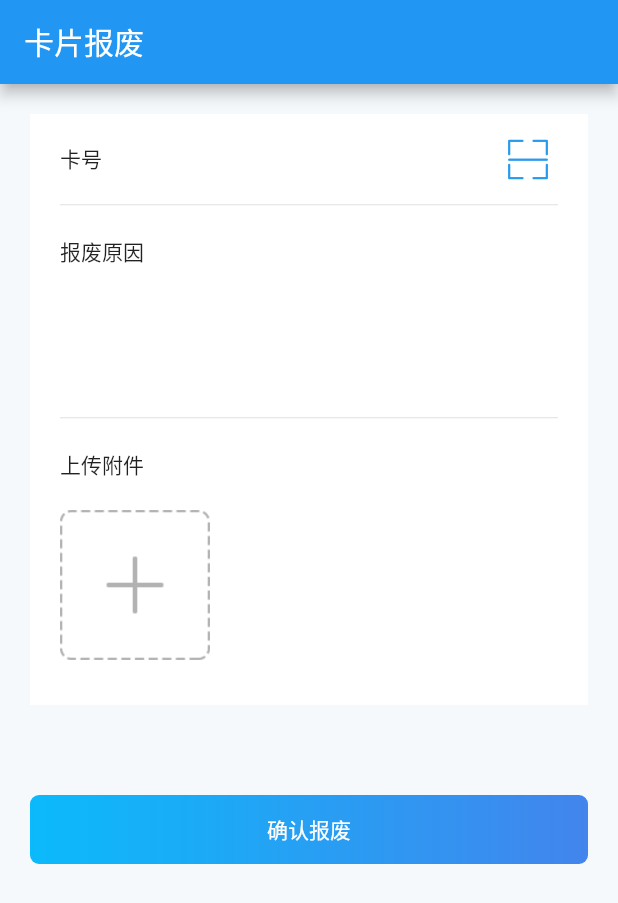
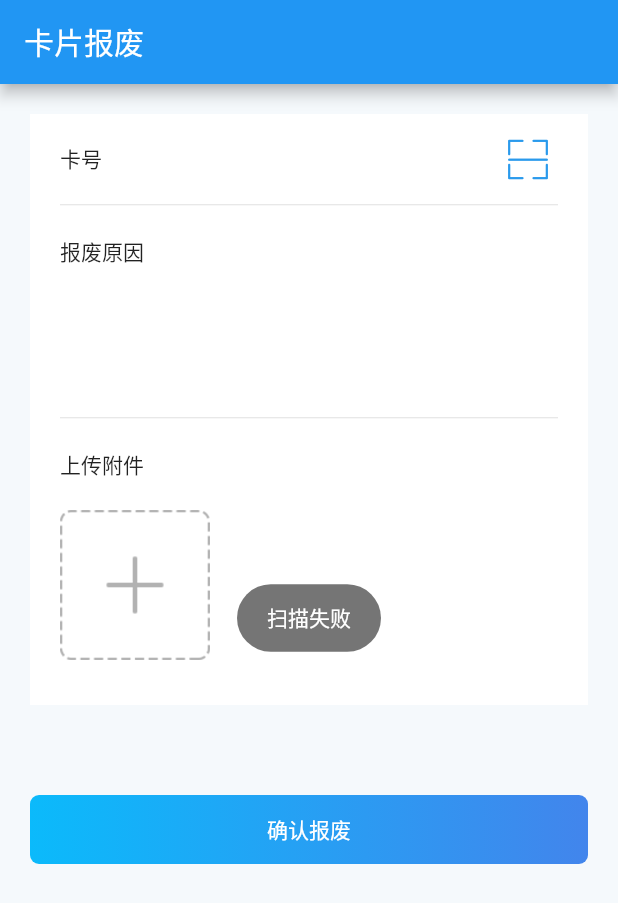
Before and after one commit to fight1991/app-xiaomanyao2.0, a Flutter app: the Scrap screen opened directly, after a tap on an icon or button, on a phone screen of 412 x 824 dp. Shown: the top 903 px of the screen. Run offline on Flutter 3.47's test engine with Material 2 defaults, Android fonts, the phone set to English and light mode, and no system bars; our stand-ins replace dio, fluttertoast, package_info, permission_handler; missing offline and left inert: qrscan.

Commit message:
扫描卡号功能添加

```diff
--- a/lib/src/subpages/scrap/scrap.dart
+++ b/lib/src/subpages/scrap/scrap.dart
@@ -2,6 +2,7 @@ import 'package:flutter/material.dart';
 import 'package:flutter/cupertino.dart';
 import 'package:flutter_car_live/utils/bottomsheet_utils.dart';
 import 'package:flutter_car_live/utils/log_utils.dart';
+import 'package:flutter_car_live/utils/toast_utils.dart';
 import 'package:flutter_car_live/widgets/common_btn/common_btn.dart';
 import 'package:flutter_car_live/widgets/iconfont/iconfont.dart';
 import 'package:permission_handler/permission_handler.dart';
@@ -113,18 +114,29 @@ class _ScrapState extends State<Scrap> {
     );
   }
 
-  // 扫描卡号
+  // 扫描卡号电子车牌中的二维码,是个链接http://RFID.122.GOV.CN/RFID/900000000..
   void scanCardNo() async {
     LogUtils.e('点击了');
-    await Permission.camera.request();
-    String? cameraScanResult = await scanner.scan();
-    if (cameraScanResult == null) {
-      LogUtils.e('noting');
-    } else {
-      setState(() {
-        _cardNo = cameraScanResult;
-      });
+    String? res = await scanner.scan();
+
+    if (res == null) {
+      ToastUtils.showToast('扫描失败');
+      return;
     }
+    // 以http://RFID开头
+    if (!res.startsWith('HTTP://RFID')) {
+      ToastUtils.showToast('无效的二维码');
+      return;
+    }
+    int index = res.indexOf('/RFID/');
+    if (index < 0) {
+      ToastUtils.showToast('未获取到卡号信息');
+      return;
+    }
+    String temp = res.substring(index + 6, index + 6 + 12);
+    setState(() {
+      _cardNo = temp;
+    });
   }
 
   // 底部弹出拍照/从相册中选择
```
